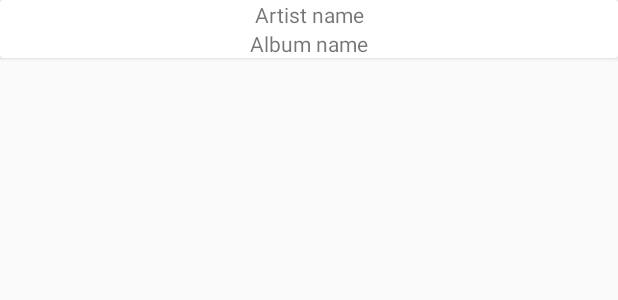
After one commit to neverknows87/DemoApp, an Android app: the layout album_item.xml on its own in the app's theme, with its tools: preview values and no code run, on a phone screen of 412 x 824 dp. The commit adds this screen. Shown: the top 300 px of the screen. Run offline under Robolectric (Android 15) with nearby library versions, the phone set to English and light mode, and no system bars; network calls fail.

Commit message:
Complete Album Activity which is able to load data and display list of albums

```diff
--- a/app/src/main/res/layout/activity_album.xml
+++ b/app/src/main/res/layout/activity_album.xml
@@ -1,5 +1,5 @@
 <?xml version="1.0" encoding="utf-8"?>
-<android.support.constraint.ConstraintLayout xmlns:android="http://schemas.android.com/apk/res/android"
+<androidx.constraintlayout.widget.ConstraintLayout xmlns:android="http://schemas.android.com/apk/res/android"
     xmlns:app="http://schemas.android.com/apk/res-auto"
     xmlns:tools="http://schemas.android.com/tools"
     android:layout_width="match_parent"
@@ -18,8 +18,8 @@
         <androidx.recyclerview.widget.RecyclerView
             android:id="@+id/recyclerview"
             android:layout_width="match_parent"
-            android:layout_height="match_parent"/>
+            android:layout_height="match_parent" />
 
     </androidx.swiperefreshlayout.widget.SwipeRefreshLayout>
 
-</android.support.constraint.ConstraintLayout>
+</androidx.constraintlayout.widget.ConstraintLayout>
--- /dev/null
+++ b/app/src/main/res/layout/album_item.xml
@@ -0,0 +1,45 @@
+<?xml version="1.0" encoding="utf-8"?>
+<androidx.cardview.widget.CardView xmlns:android="http://schemas.android.com/apk/res/android"
+    xmlns:app="http://schemas.android.com/apk/res-auto"
+    android:layout_width="match_parent"
+    android:layout_height="wrap_content"
+    xmlns:tools="http://schemas.android.com/tools">
+
+    <androidx.constraintlayout.widget.ConstraintLayout
+        android:layout_width="match_parent"
+        android:layout_height="wrap_content">
+
+        <ImageView
+            android:id="@+id/iv_cover"
+            android:layout_width="0dp"
+            android:layout_height="wrap_content"
+            android:contentDescription="image_cover"
+            android:scaleType="fitXY"
+            app:layout_constraintBottom_toTopOf="@+id/tv_artist"
+            app:layout_constraintEnd_toEndOf="parent"
+            app:layout_constraintStart_toStartOf="parent"
+            app:layout_constraintTop_toTopOf="parent" />
+
+        <TextView
+            android:id="@+id/tv_artist"
+            android:layout_width="match_parent"
+            android:layout_height="wrap_content"
+            android:gravity="center"
+            app:layout_constraintBottom_toTopOf="@+id/tv_album"
+            app:layout_constraintEnd_toEndOf="parent"
+            app:layout_constraintStart_toStartOf="parent"
+            tools:text="Artist name" />
+
+        <TextView
+            android:id="@+id/tv_album"
+            android:layout_width="match_parent"
+            android:layout_height="wrap_content"
+            android:gravity="center"
+            app:layout_constraintBottom_toBottomOf="parent"
+            app:layout_constraintEnd_toEndOf="parent"
+            app:layout_constraintStart_toStartOf="parent"
+            app:layout_constraintVertical_bias="1.0"
+            tools:text="Album name" />
+    </androidx.constraintlayout.widget.ConstraintLayout>
+
+</androidx.cardview.widget.CardView>
```
Also changed, not shown: app/src/main/java/com/desmond/demoapp/activity/AlbumActivity.kt (+53 -1 lines), app/src/main/java/com/desmond/demoapp/adapter/ListAdapter.kt (added, +49 -0 lines), app/src/main/java/com/desmond/demoapp/presenter/AlbumPresenter.kt (added, +46 -0 lines), app/src/main/java/com/desmond/demoapp/view/GridSpacingItemDecoration.kt (added, +37 -0 lines).
